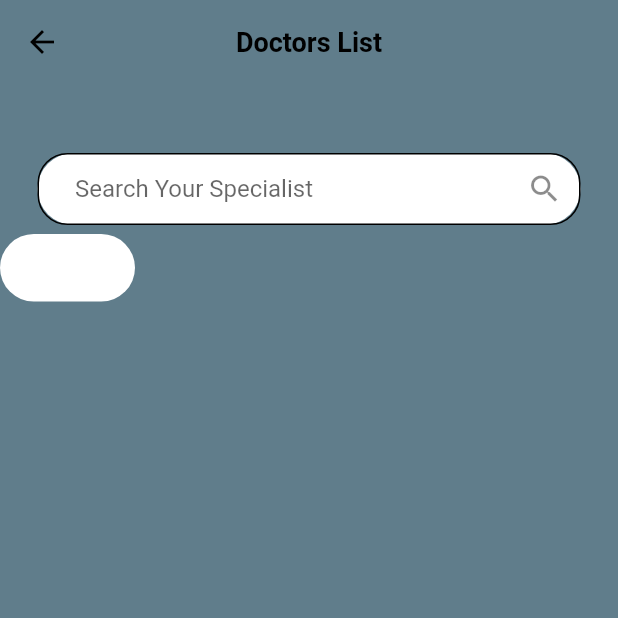
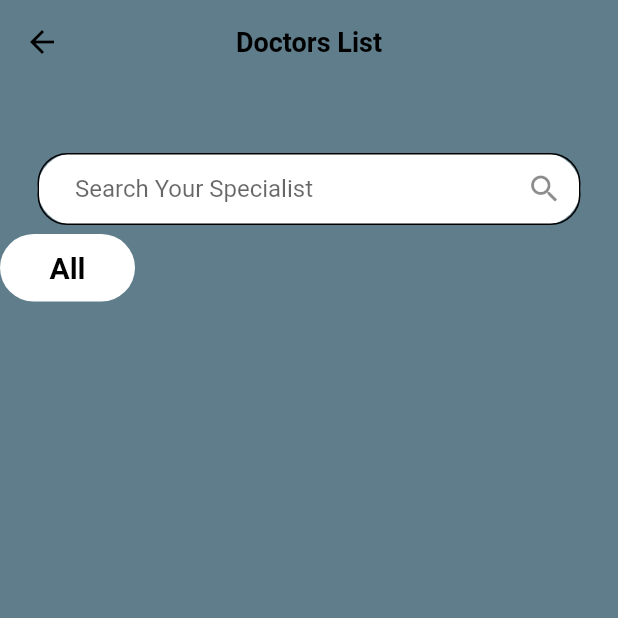
Before and after one commit to abuniaz/Health-Care, a Flutter app: the DoctorsHome screen opened directly, on a phone screen of 412 x 824 dp, the top half of it. Run offline on Flutter 3.47's test engine with Material 2 defaults, Android fonts, the phone set to English and light mode, and no system bars.

Commit message:
Update categories.dart

```diff
--- a/health_care/lib/Doctors_List/categories.dart
+++ b/health_care/lib/Doctors_List/categories.dart
@@ -1,10 +1,16 @@
 import 'package:flutter/material.dart';
 
-class Categories extends StatelessWidget {
+class Categories extends StatefulWidget {
   const Categories({
     Key? key,
   }) : super(key: key);
 
+  @override
+  State<Categories> createState() => _CategoriesState();
+}
+
+class _CategoriesState extends State<Categories> {
+  final bool _isSelectedColor = false;
   @override
   Widget build(BuildContext context) {
     return Row(
@@ -13,7 +19,14 @@ class Categories extends StatelessWidget {
           height: 45,
           width: 90,
           decoration: BoxDecoration(
-              color: Colors.white, borderRadius: BorderRadius.circular(30)),
+              color: _isSelectedColor ? Colors.black : Colors.white,
+              borderRadius: BorderRadius.circular(30)),
+          child: const Center(
+              child: Text(
+            'All',
+            style: TextStyle(
+                fontSize: 20, fontWeight: FontWeight.bold, color: Colors.black),
+          )),
         )
       ],
     );
```
